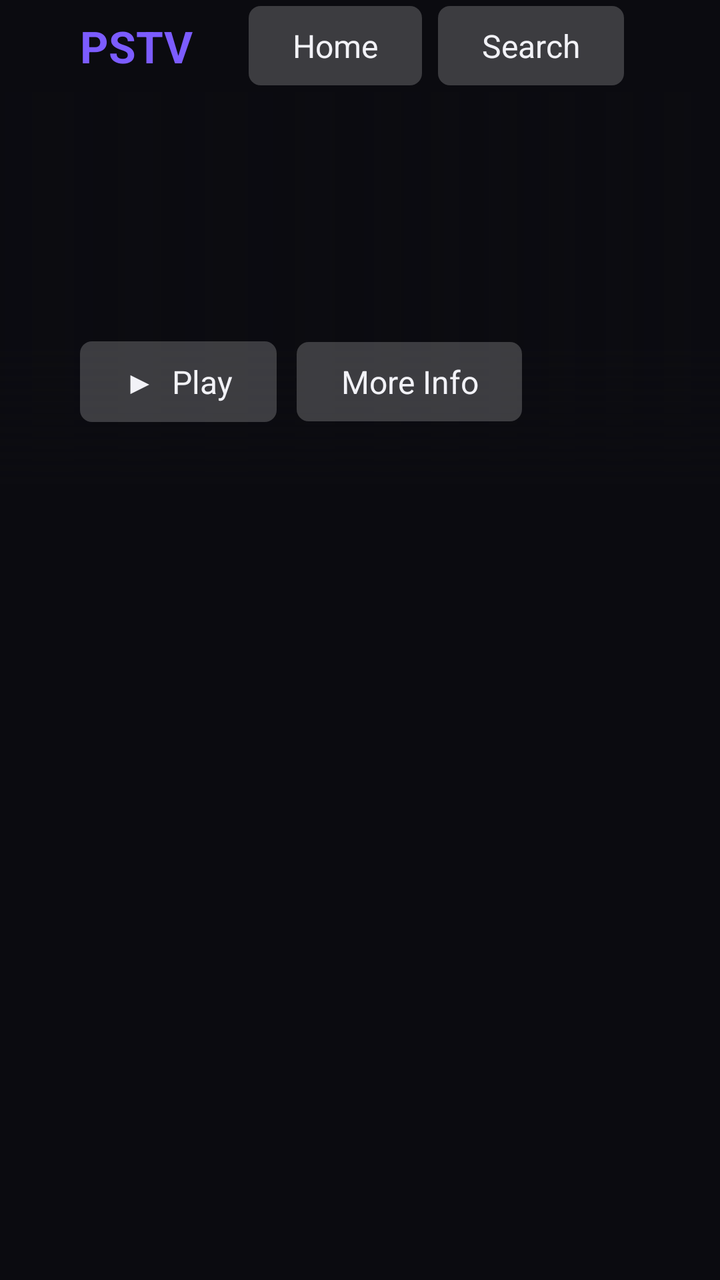
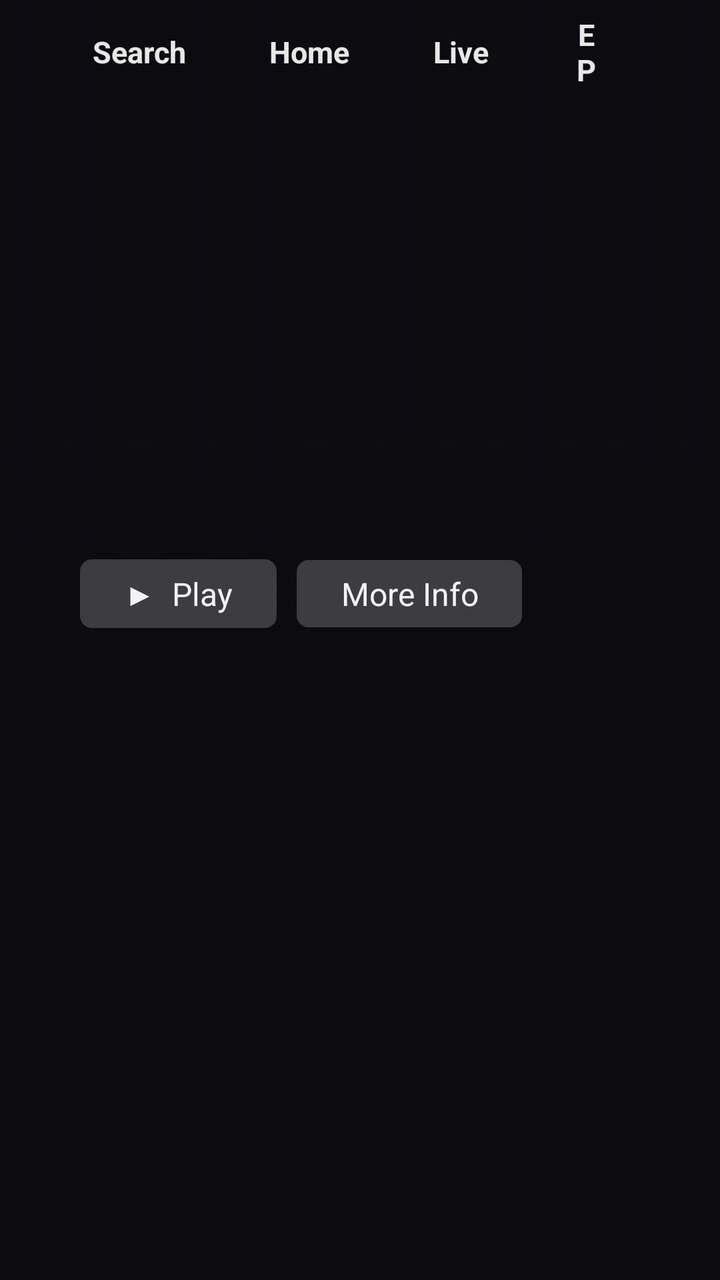

An Android layout rendered at two revisions. The XML below is the earlier revision; the diff shows what the commit changed to produce the second picture.
<!-- AndroidManifest.xml: application theme Theme.Pstv -->
<!-- res/layout/activity_home.xml -->
<?xml version="1.0" encoding="utf-8"?>
<LinearLayout xmlns:android="http://schemas.android.com/apk/res/android"
    android:layout_width="match_parent"
    android:layout_height="match_parent"
    android:background="@color/bg"
    android:orientation="vertical">

    
    <LinearLayout
        android:layout_width="match_parent"
        android:layout_height="46dp"
        android:gravity="center_vertical"
        android:orientation="horizontal"
        android:paddingLeft="40dp"
        android:paddingRight="40dp">

        <TextView
            android:layout_width="wrap_content"
            android:layout_height="wrap_content"
            android:layout_marginRight="28dp"
            android:text="PSTV"
            android:textColor="@color/accent"
            android:textSize="22sp"
            android:textStyle="bold" />

        <TextView android:id="@+id/nav_home" style="@style/Btn" android:layout_width="wrap_content" android:layout_height="wrap_content" android:layout_marginRight="8dp" android:text="Home" />
        <TextView android:id="@+id/nav_search" style="@style/Btn" android:layout_width="wrap_content" android:layout_height="wrap_content" android:layout_marginRight="8dp" android:text="Search" />
        <TextView android:id="@+id/nav_settings" style="@style/Btn" android:layout_width="wrap_content" android:layout_height="wrap_content" android:text="Settings" />

        <TextView
            android:id="@+id/status"
            android:layout_width="0dp"
            android:layout_height="wrap_content"
            android:layout_weight="1"
            android:ellipsize="end"
            android:gravity="right"
            android:maxLines="1"
            android:textColor="@color/text_dim"
            android:textSize="13sp" />
    </LinearLayout>

    
    <FrameLayout
        android:layout_width="match_parent"
        android:layout_height="196dp"
        android:clipChildren="false">

        <ImageView android:id="@+id/hero_a" android:layout_width="match_parent" android:layout_height="match_parent" android:scaleType="centerCrop" />
        <ImageView android:id="@+id/hero_b" android:layout_width="match_parent" android:layout_height="match_parent" android:alpha="0" android:scaleType="centerCrop" />
        <View android:layout_width="match_parent" android:layout_height="match_parent" android:background="@drawable/scrim_left" />
        <View android:layout_width="match_parent" android:layout_height="70dp" android:layout_gravity="bottom" android:background="@drawable/scrim_bottom" />

        <LinearLayout
            android:layout_width="480dp"
            android:layout_height="match_parent"
            android:gravity="center_vertical"
            android:orientation="vertical"
            android:paddingLeft="40dp">

            <TextView android:id="@+id/hero_title" android:layout_width="match_parent" android:layout_height="wrap_content" android:ellipsize="end" android:maxLines="2" android:textColor="@color/text" android:textSize="28sp" android:textStyle="bold" />
            <TextView android:id="@+id/hero_meta" android:layout_width="match_parent" android:layout_height="wrap_content" android:layout_marginTop="2dp" android:maxLines="1" android:textColor="@color/text_dim" android:textSize="13sp" />
            <TextView android:id="@+id/hero_desc" android:layout_width="match_parent" android:layout_height="wrap_content" android:layout_marginTop="6dp" android:ellipsize="end" android:maxLines="3" android:textColor="@color/text" android:textSize="14sp" />

            <LinearLayout android:layout_width="wrap_content" android:layout_height="wrap_content" android:layout_marginTop="12dp" android:orientation="horizontal">
                <TextView android:id="@+id/hero_play" style="@style/Btn" android:layout_width="wrap_content" android:layout_height="wrap_content" android:layout_marginRight="10dp" android:text="▶  Play" />
                <TextView android:id="@+id/hero_more" style="@style/Btn" android:layout_width="wrap_content" android:layout_height="wrap_content" android:text="More Info" />
            </LinearLayout>
        </LinearLayout>
    </FrameLayout>

    <androidx.recyclerview.widget.RecyclerView
        android:id="@+id/rows"
        android:layout_width="match_parent"
        android:layout_height="0dp"
        android:layout_weight="1"
        android:clipChildren="false"
        android:clipToPadding="false" />
</LinearLayout>
<!-- resources referenced by this layout -->
<resources>
  <color name="accent">#7C5CFF</color>
  <color name="bg">#0B0B10</color>
  <color name="text">#F2F2F7</color>
  <color name="text_dim">#9A9AB0</color>
  <!-- drawable scrim_bottom (drawable) -->
  <?xml version="1.0" encoding="utf-8"?>
  <shape xmlns:android="http://schemas.android.com/apk/res/android" android:shape="rectangle">
      <gradient android:angle="90" android:startColor="#FF0B0B10" android:endColor="#000B0B10" />
  </shape>
  <!-- drawable scrim_left (drawable) -->
  <?xml version="1.0" encoding="utf-8"?>
  <shape xmlns:android="http://schemas.android.com/apk/res/android" android:shape="rectangle">
      <gradient android:angle="0" android:startColor="#F00B0B10" android:centerColor="#900B0B10" android:endColor="#000B0B10" />
  </shape>
  <style name="Theme.Pstv.Dialog" parent="@android:style/Theme.Material.Dialog.Alert">
          <item name="android:colorBackground">@color/surface</item>
          <item name="android:colorAccent">@color/accent</item>
          <item name="android:textColorPrimary">@color/text</item>
          <item name="android:textColorSecondary">@color/text_dim</item>
      </style>
  <color name="surface">#16161F</color>
  <!-- unchanged entries left out for length: 3 -->
</resources>

<!-- the commit's change to res/layout/activity_home.xml (unified diff, before → after) -->
@@ -1,78 +1,145 @@
 <?xml version="1.0" encoding="utf-8"?>
-<LinearLayout xmlns:android="http://schemas.android.com/apk/res/android"
+<FrameLayout xmlns:android="http://schemas.android.com/apk/res/android"
     android:layout_width="match_parent"
     android:layout_height="match_parent"
-    android:background="@color/bg"
-    android:orientation="vertical">
+    android:background="@color/bg">
 
     
     <LinearLayout
+        android:id="@+id/page_rows"
         android:layout_width="match_parent"
-        android:layout_height="46dp"
+        android:layout_height="match_parent"
+        android:orientation="vertical">
+
+        <FrameLayout
+            android:id="@+id/hero_area"
+            android:layout_width="match_parent"
+            android:layout_height="326dp">
+
+            <ImageView android:id="@+id/hero_a" android:layout_width="match_parent" android:layout_height="match_parent" android:scaleType="centerCrop" />
+            <ImageView android:id="@+id/hero_b" android:layout_width="match_parent" android:layout_height="match_parent" android:alpha="0" android:scaleType="centerCrop" />
+            <View android:layout_width="match_parent" android:layout_height="match_parent" android:background="@drawable/scrim_left" />
+            <View android:layout_width="match_parent" android:layout_height="110dp" android:layout_gravity="bottom" android:background="@drawable/scrim_bottom" />
+
+            <LinearLayout
+                android:layout_width="520dp"
+                android:layout_height="match_parent"
+                android:gravity="bottom"
+                android:orientation="vertical"
+                android:paddingBottom="12dp"
+                android:paddingLeft="40dp">
+
+                <TextView android:id="@+id/hero_title" android:layout_width="match_parent" android:layout_height="wrap_content" android:ellipsize="end" android:maxLines="2" android:textColor="@color/text" android:textSize="26sp" android:textStyle="bold" />
+                <LinearLayout android:layout_width="wrap_content" android:layout_height="wrap_content" android:layout_marginTop="6dp" android:orientation="horizontal">
+                    <TextView android:id="@+id/hero_c1" style="@style/Chip" android:layout_width="wrap_content" android:layout_height="wrap_content" />
+                    <TextView android:id="@+id/hero_c2" style="@style/Chip" android:layout_width="wrap_content" android:layout_height="wrap_content" />
+                    <TextView android:id="@+id/hero_c3" style="@style/Chip" android:layout_width="wrap_content" android:layout_height="wrap_content" />
+                </LinearLayout>
+                <TextView android:id="@+id/hero_desc" android:layout_width="match_parent" android:layout_height="wrap_content" android:layout_marginTop="6dp" android:ellipsize="end" android:maxLines="3" android:textColor="@color/text" android:textSize="13sp" />
+                <LinearLayout android:layout_width="wrap_content" android:layout_height="wrap_content" android:layout_marginTop="10dp" android:orientation="horizontal">
+                    <TextView android:id="@+id/hero_play" style="@style/Btn" android:layout_width="wrap_content" android:layout_height="wrap_content" android:layout_marginRight="10dp" android:paddingBottom="6dp" android:paddingTop="6dp" android:text="▶  Play" />
+                    <TextView android:id="@+id/hero_more" style="@style/Btn" android:layout_width="wrap_content" android:layout_height="wrap_content" android:paddingBottom="6dp" android:paddingTop="6dp" android:text="More Info" />
+                </LinearLayout>
+            </LinearLayout>
+        </FrameLayout>
+
+        <androidx.recyclerview.widget.RecyclerView
+            android:id="@+id/rows"
+            android:layout_width="match_parent"
+            android:layout_height="0dp"
+            android:layout_weight="1"
+            android:clipChildren="false"
+            android:clipToPadding="false" />
+    </LinearLayout>
+
+    
+    <LinearLayout
+        android:id="@+id/page_live"
+        android:layout_width="match_parent"
+        android:layout_height="match_parent"
+        android:orientation="horizontal"
+        android:paddingTop="60dp"
+        android:visibility="gone">
+
+        <androidx.recyclerview.widget.RecyclerView
+            android:id="@+id/live_cats"
+            android:layout_width="290dp"
+            android:layout_height="match_parent"
+            android:clipToPadding="false"
+            android:paddingBottom="20dp"
+            android:paddingLeft="28dp"
+            android:paddingRight="12dp" />
+
+        <androidx.recyclerview.widget.RecyclerView
+            android:id="@+id/live_grid"
+            android:layout_width="0dp"
+            android:layout_height="match_parent"
+            android:layout_weight="1"
+            android:clipChildren="false"
+            android:clipToPadding="false"
+            android:paddingBottom="20dp"
+            android:paddingLeft="12dp"
+            android:paddingTop="8dp" />
+    </LinearLayout>
+
+    
+    <LinearLayout
+        android:id="@+id/page_epg"
+        android:layout_width="match_parent"
+        android:layout_height="match_parent"
+        android:orientation="vertical"
+        android:paddingTop="56dp"
+        android:visibility="gone">
+
+        <FrameLayout android:id="@+id/epg_head" android:layout_width="match_parent" android:layout_height="26dp" />
+        <TextView
+            android:id="@+id/epg_msg"
+            android:layout_width="match_parent"
+            android:layout_height="wrap_content"
+            android:padding="40dp"
+            android:textColor="@color/text_dim"
+            android:textSize="15sp"
+            android:visibility="gone" />
+        <androidx.recyclerview.widget.RecyclerView
+            android:id="@+id/epg_rows"
+            android:layout_width="match_parent"
+            android:layout_height="0dp"
+            android:layout_weight="1"
+            android:clipChildren="false" />
+    </LinearLayout>
+
+    
+    <LinearLayout
+        android:id="@+id/tabs"
+        android:layout_width="match_parent"
+        android:layout_height="52dp"
         android:gravity="center_vertical"
         android:orientation="horizontal"
-        android:paddingLeft="40dp"
-        android:paddingRight="40dp">
+        android:paddingLeft="28dp"
+        android:paddingRight="36dp">
 
-        <TextView
-            android:layout_width="wrap_content"
-            android:layout_height="wrap_content"
-            android:layout_marginRight="28dp"
-            android:text="PSTV"
-            android:textColor="@color/accent"
-            android:textSize="22sp"
-            android:textStyle="bold" />
-
-        <TextView android:id="@+id/nav_home" style="@style/Btn" android:layout_width="wrap_content" android:layout_height="wrap_content" android:layout_marginRight="8dp" android:text="Home" />
-        <TextView android:id="@+id/nav_search" style="@style/Btn" android:layout_width="wrap_content" android:layout_height="wrap_content" android:layout_marginRight="8dp" android:text="Search" />
-        <TextView android:id="@+id/nav_settings" style="@style/Btn" android:layout_width="wrap_content" android:layout_height="wrap_content" android:text="Settings" />
+        <TextView style="@style/Tab" android:layout_width="wrap_content" android:layout_height="wrap_content" android:layout_marginRight="6dp" android:text="Search" />
+        <TextView style="@style/Tab" android:layout_width="wrap_content" android:layout_height="wrap_content" android:layout_marginRight="6dp" android:text="Home" />
+        <TextView style="@style/Tab" android:layout_width="wrap_content" android:layout_height="wrap_content" android:layout_marginRight="6dp" android:text="Live" />
+        <TextView style="@style/Tab" android:layout_width="wrap_content" android:layout_height="wrap_content" android:layout_marginRight="6dp" android:text="EPG" />
+        <TextView style="@style/Tab" android:layout_width="wrap_content" android:layout_height="wrap_content" android:layout_marginRight="6dp" android:text="Movies" />
+        <TextView style="@style/Tab" android:layout_width="wrap_content" android:layout_height="wrap_content" android:text="TV shows" />
 
         <TextView
             android:id="@+id/status"
             android:layout_width="0dp"
             android:layout_height="wrap_content"
+            android:layout_marginLeft="12dp"
+            android:layout_marginRight="12dp"
             android:layout_weight="1"
             android:ellipsize="end"
             android:gravity="right"
             android:maxLines="1"
-            android:textColor="@color/text_dim"
-            android:textSize="13sp" />
+            android:shadowColor="#000000"
+            android:shadowRadius="4"
+            android:textColor="@color/text"
+            android:textSize="12sp" />
+
+        <TextView android:id="@+id/nav_settings" style="@style/Tab" android:layout_width="wrap_content" android:layout_height="wrap_content" android:text="Settings" />
     </LinearLayout>
-
-    
-    <FrameLayout
-        android:layout_width="match_parent"
-        android:layout_height="196dp"
-        android:clipChildren="false">
-
-        <ImageView android:id="@+id/hero_a" android:layout_width="match_parent" android:layout_height="match_parent" android:scaleType="centerCrop" />
-        <ImageView android:id="@+id/hero_b" android:layout_width="match_parent" android:layout_height="match_parent" android:alpha="0" android:scaleType="centerCrop" />
-        <View android:layout_width="match_parent" android:layout_height="match_parent" android:background="@drawable/scrim_left" />
-        <View android:layout_width="match_parent" android:layout_height="70dp" android:layout_gravity="bottom" android:background="@drawable/scrim_bottom" />
-
-        <LinearLayout
-            android:layout_width="480dp"
-            android:layout_height="match_parent"
-            android:gravity="center_vertical"
-            android:orientation="vertical"
-            android:paddingLeft="40dp">
-
-            <TextView android:id="@+id/hero_title" android:layout_width="match_parent" android:layout_height="wrap_content" android:ellipsize="end" android:maxLines="2" android:textColor="@color/text" android:textSize="28sp" android:textStyle="bold" />
-            <TextView android:id="@+id/hero_meta" android:layout_width="match_parent" android:layout_height="wrap_content" android:layout_marginTop="2dp" android:maxLines="1" android:textColor="@color/text_dim" android:textSize="13sp" />
-            <TextView android:id="@+id/hero_desc" android:layout_width="match_parent" android:layout_height="wrap_content" android:layout_marginTop="6dp" android:ellipsize="end" android:maxLines="3" android:textColor="@color/text" android:textSize="14sp" />
-
-            <LinearLayout android:layout_width="wrap_content" android:layout_height="wrap_content" android:layout_marginTop="12dp" android:orientation="horizontal">
-                <TextView android:id="@+id/hero_play" style="@style/Btn" android:layout_width="wrap_content" android:layout_height="wrap_content" android:layout_marginRight="10dp" android:text="▶  Play" />
-                <TextView android:id="@+id/hero_more" style="@style/Btn" android:layout_width="wrap_content" android:layout_height="wrap_content" android:text="More Info" />
-            </LinearLayout>
-        </LinearLayout>
-    </FrameLayout>
-
-    <androidx.recyclerview.widget.RecyclerView
-        android:id="@+id/rows"
-        android:layout_width="match_parent"
-        android:layout_height="0dp"
-        android:layout_weight="1"
-        android:clipChildren="false"
-        android:clipToPadding="false" />
-</LinearLayout>
+</FrameLayout>
<!-- resource entries referenced after the edit -->
@@ -14,6 +14,58 @@
   <shape xmlns:android="http://schemas.android.com/apk/res/android" android:shape="rectangle">
       <gradient android:angle="0" android:startColor="#F00B0B10" android:centerColor="#900B0B10" android:endColor="#000B0B10" />
   </shape>
+  <style name="Chip">
+          <item name="android:background">@drawable/chip_bg</item>
+          <item name="android:textColor">@color/text</item>
+          <item name="android:textSize">11sp</item>
+          <item name="android:paddingLeft">7dp</item>
+          <item name="android:paddingRight">7dp</item>
+          <item name="android:paddingTop">2dp</item>
+          <item name="android:paddingBottom">2dp</item>
+          <item name="android:layout_marginRight">6dp</item>
+          <item name="android:maxLines">1</item>
+          <item name="android:visibility">gone</item>
+      </style>
+  <style name="Tab">
+          <item name="android:focusable">true</item>
+          <item name="android:clickable">true</item>
+          <item name="android:background">@drawable/tab_bg</item>
+          <item name="android:textColor">@drawable/tab_text</item>
+          <item name="android:textSize">15sp</item>
+          <item name="android:textStyle">bold</item>
+          <item name="android:gravity">center</item>
+          <item name="android:paddingLeft">18dp</item>
+          <item name="android:paddingRight">18dp</item>
+          <item name="android:paddingTop">7dp</item>
+          <item name="android:paddingBottom">7dp</item>
+      </style>
+  <!-- drawable chip_bg (drawable) -->
+  <?xml version="1.0" encoding="utf-8"?>
+  <shape xmlns:android="http://schemas.android.com/apk/res/android" android:shape="rectangle">
+      <solid android:color="#55000000" />
+      <stroke android:width="1dp" android:color="#99FFFFFF" />
+      <corners android:radius="5dp" />
+  </shape>
+  <!-- drawable tab_bg (drawable) -->
+  <?xml version="1.0" encoding="utf-8"?>
+  <selector xmlns:android="http://schemas.android.com/apk/res/android">
+      <item android:state_focused="true">
+          <shape android:shape="rectangle"><solid android:color="#F2F2F7" /><corners android:radius="22dp" /></shape>
+      </item>
+      <item android:state_activated="true">
+          <shape android:shape="rectangle"><solid android:color="#66FFFFFF" /><corners android:radius="22dp" /></shape>
+      </item>
+      <item>
+          <shape android:shape="rectangle"><solid android:color="#00000000" /><corners android:radius="22dp" /></shape>
+      </item>
+  </selector>
+  <!-- drawable tab_text (drawable) -->
+  <?xml version="1.0" encoding="utf-8"?>
+  <selector xmlns:android="http://schemas.android.com/apk/res/android">
+      <item android:state_focused="true" android:color="#11111A" />
+      <item android:state_activated="true" android:color="#FFFFFF" />
+      <item android:color="#E6FFFFFF" />
+  </selector>
   <style name="Theme.Pstv.Dialog" parent="@android:style/Theme.Material.Dialog.Alert">
           <item name="android:colorBackground">@color/surface</item>
           <item name="android:colorAccent">@color/accent</item>
